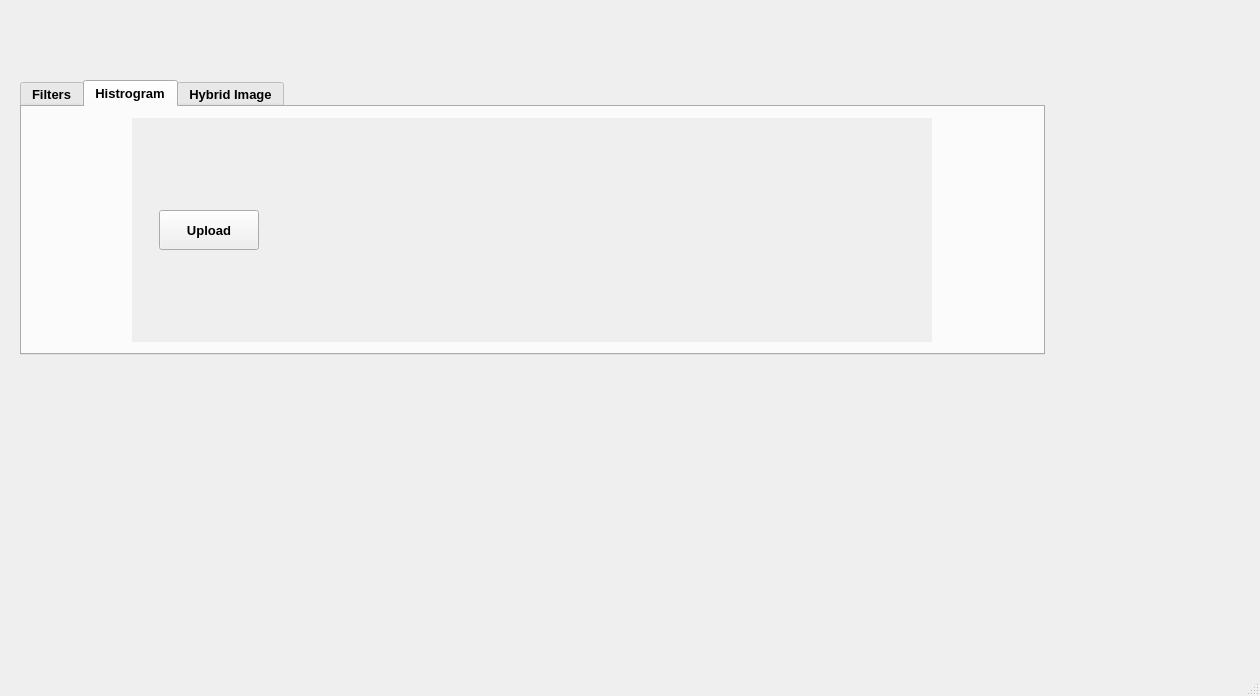
First picture: the form in mainwindow.ui, repository 1brahimmohamed/Computer-Vision-Toolkit, before the edit.
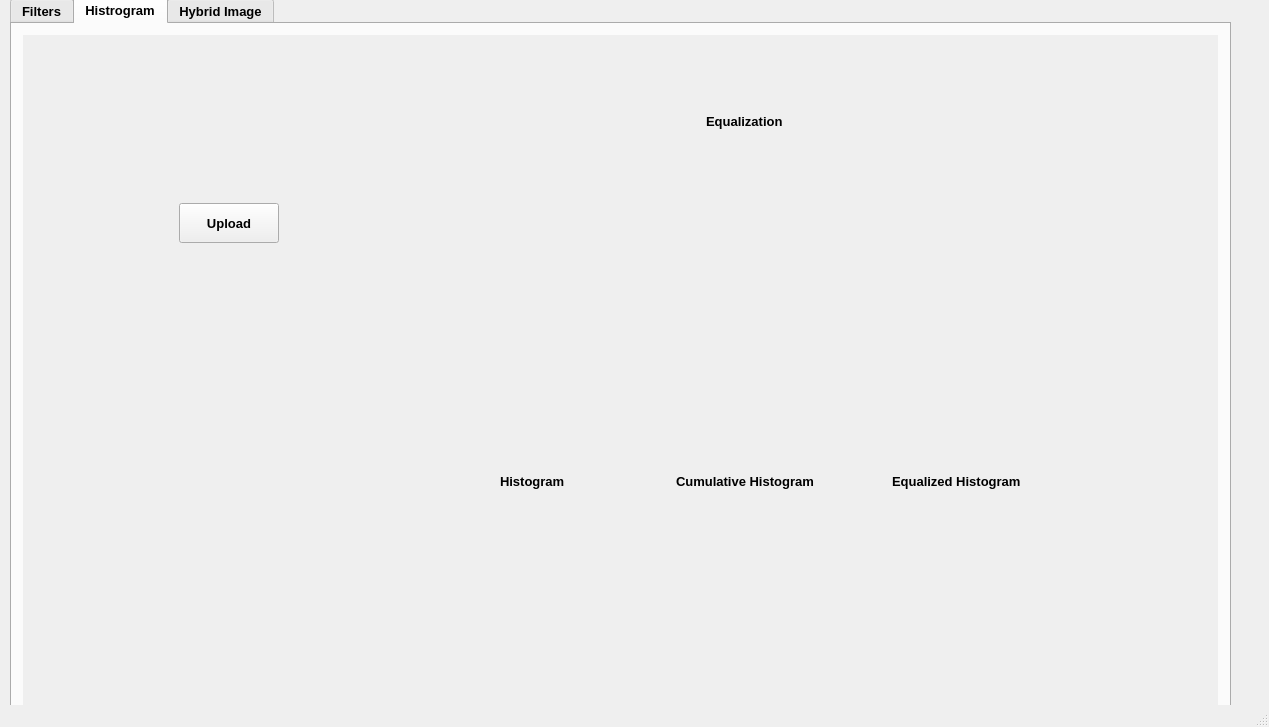
Second picture: the form after the edit. Icons and pictures are not drawn.

Commit message: histogram_tab

Patch:
```diff
--- a/mainwindow.ui
+++ b/mainwindow.ui
@@ -6,10 +6,16 @@
    <rect>
     <x>0</x>
     <y>0</y>
-    <width>1260</width>
-    <height>696</height>
+    <width>1269</width>
+    <height>727</height>
    </rect>
   </property>
+  <property name="maximumSize">
+   <size>
+    <width>30000</width>
+    <height>1000</height>
+   </size>
+  </property>
   <property name="windowTitle">
    <string>MainWindow</string>
   </property>
@@ -29,10 +35,10 @@
    <widget class="QTabWidget" name="tabWidget">
     <property name="geometry">
      <rect>
-      <x>20</x>
-      <y>80</y>
-      <width>1025</width>
-      <height>275</height>
+      <x>10</x>
+      <y>-3</y>
+      <width>1221</width>
+      <height>741</height>
      </rect>
     </property>
     <property name="font">
@@ -73,19 +79,161 @@
       <string>Histrogram</string>
      </attribute>
      <layout class="QGridLayout" name="gridLayout_7">
-      <item row="0" column="0">
+      <item row="0" column="0" rowspan="2">
        <widget class="QWidget" name="horizontalWidget" native="true">
         <property name="maximumSize">
          <size>
-          <width>800</width>
-          <height>500</height>
+          <width>3000</width>
+          <height>3000</height>
          </size>
         </property>
         <property name="autoFillBackground">
          <bool>true</bool>
         </property>
         <layout class="QGridLayout" name="gridLayout_8">
-         <item row="0" column="0">
+         <item row="5" column="1">
+          <widget class="QWidget" name="horizontalWidget" native="true">
+           <layout class="QHBoxLayout" name="histograms_layout" stretch="0,0,0">
+            <property name="spacing">
+             <number>15</number>
+            </property>
+            <property name="leftMargin">
+             <number>10</number>
+            </property>
+            <property name="topMargin">
+             <number>10</number>
+            </property>
+            <property name="rightMargin">
+             <number>10</number>
+            </property>
+            <property name="bottomMargin">
+             <number>10</number>
+            </property>
+            <item>
+             <widget class="QLabel" name="histogram_plot">
+              <property name="maximumSize">
+               <size>
+                <width>300</width>
+                <height>300</height>
+               </size>
+              </property>
+              <property name="text">
+               <string/>
+              </property>
+              <property name="pixmap">
+               <pixmap>C:/Users/Marina/Downloads/R.png</pixmap>
+              </property>
+              <property name="scaledContents">
+               <bool>true</bool>
+              </property>
+             </widget>
+            </item>
+            <item>
+             <widget class="QLabel" name="cumhistogram_plot">
+              <property name="maximumSize">
+               <size>
+                <width>300</width>
+                <height>300</height>
+               </size>
+              </property>
+              <property name="toolTipDuration">
+               <number>-4</number>
+              </property>
+              <property name="text">
+               <string/>
+              </property>
+              <property name="pixmap">
+               <pixmap>C:/Users/Marina/Downloads/R.png</pixmap>
+              </property>
+              <property name="scaledContents">
+               <bool>true</bool>
+              </property>
+             </widget>
+            </item>
+            <item>
+             <widget class="QLabel" name="equalizedhistogram_plot">
+              <property name="maximumSize">
+               <size>
+                <width>300</width>
+                <height>300</height>
+               </size>
+              </property>
+              <property name="text">
+               <string/>
+              </property>
+              <property name="pixmap">
+               <pixmap>C:/Users/Marina/Downloads/R.png</pixmap>
+              </property>
+              <property name="scaledContents">
+               <bool>true</bool>
+              </property>
+             </widget>
+            </item>
+           </layout>
+          </widget>
+         </item>
+         <item row="2" column="1" rowspan="2">
+          <layout class="QVBoxLayout" name="Layout_elyshayelel2photos">
+           <item>
+            <layout class="QHBoxLayout" name="original_and_equalized__photos">
+             <property name="spacing">
+              <number>10</number>
+             </property>
+             <property name="leftMargin">
+              <number>10</number>
+             </property>
+             <property name="topMargin">
+              <number>10</number>
+             </property>
+             <property name="rightMargin">
+              <number>10</number>
+             </property>
+             <property name="bottomMargin">
+              <number>10</number>
+             </property>
+             <item>
+              <widget class="QLabel" name="original_photo_2">
+               <property name="maximumSize">
+                <size>
+                 <width>300</width>
+                 <height>300</height>
+                </size>
+               </property>
+               <property name="text">
+                <string/>
+               </property>
+               <property name="pixmap">
+                <pixmap>../../../../../3rd year photos/IMG-20221017-WA0072.jpg</pixmap>
+               </property>
+               <property name="scaledContents">
+                <bool>true</bool>
+               </property>
+              </widget>
+             </item>
+             <item>
+              <widget class="QLabel" name="equalized_photo">
+               <property name="maximumSize">
+                <size>
+                 <width>300</width>
+                 <height>300</height>
+                </size>
+               </property>
+               <property name="text">
+                <string/>
+               </property>
+               <property name="pixmap">
+                <pixmap>../../../../../3rd year photos/IMG-20221017-WA0072.jpg</pixmap>
+               </property>
+               <property name="scaledContents">
+                <bool>true</bool>
+               </property>
+              </widget>
+             </item>
+            </layout>
+           </item>
+          </layout>
+         </item>
+         <item row="2" column="0">
           <widget class="QPushButton" name="uploadBtn">
            <property name="maximumSize">
             <size>
@@ -99,34 +247,37 @@
           </widget>
          </item>
          <item row="0" column="1">
-          <widget class="QLabel" name="label_7">
-           <property name="maximumSize">
-            <size>
-             <width>300</width>
-             <height>300</height>
-            </size>
-           </property>
-           <property name="text">
-            <string/>
-           </property>
-           <property name="pixmap">
-            <pixmap>C:/Users/MAI/Downloads/tiger.jpg</pixmap>
-           </property>
-          </widget>
+          <layout class="QHBoxLayout" name="horizontalLayout_forphotoslabels"/>
          </item>
-         <item row="0" column="2">
-          <widget class="QLabel" name="label_8">
-           <property name="maximumSize">
-            <size>
-             <width>300</width>
-             <height>300</height>
-            </size>
-           </property>
+         <item row="4" column="1">
+          <layout class="QHBoxLayout" name="horizontalLayout_5">
+           <item alignment="Qt::AlignHCenter">
+            <widget class="QLabel" name="label_Histogram">
+             <property name="text">
+              <string>Histogram</string>
+             </property>
+            </widget>
+           </item>
+           <item alignment="Qt::AlignHCenter">
+            <widget class="QLabel" name="label_CumHist">
+             <property name="text">
+              <string>Cumulative Histogram</string>
+             </property>
+            </widget>
+           </item>
+           <item alignment="Qt::AlignHCenter">
+            <widget class="QLabel" name="label_equalizedHist">
+             <property name="text">
+              <string>Equalized Histogram</string>
+             </property>
+            </widget>
+           </item>
+          </layout>
+         </item>
+         <item row="1" column="1" alignment="Qt::AlignHCenter">
+          <widget class="QLabel" name="label_Equalization">
            <property name="text">
-            <string/>
-           </property>
-           <property name="pixmap">
-            <pixmap>C:/Users/MAI/Downloads/tiger.jpg</pixmap>
+            <string>Equalization</string>
            </property>
           </widget>
          </item>
@@ -439,14 +590,13 @@
        </widget>
       </item>
      </layout>
-     <zorder>label</zorder>
      <zorder>hybridControls</zorder>
      <zorder>horizontalWidget</zorder>
      <zorder>horizontalWidget</zorder>
     </widget>
    </widget>
-   <zorder>gridLayoutWidget</zorder>
    <zorder>tabWidget</zorder>
+   <zorder>original_photo_2</zorder>
   </widget>
   <widget class="QStatusBar" name="statusBar"/>
  </widget>
```
The commit also changes 2 other files.
